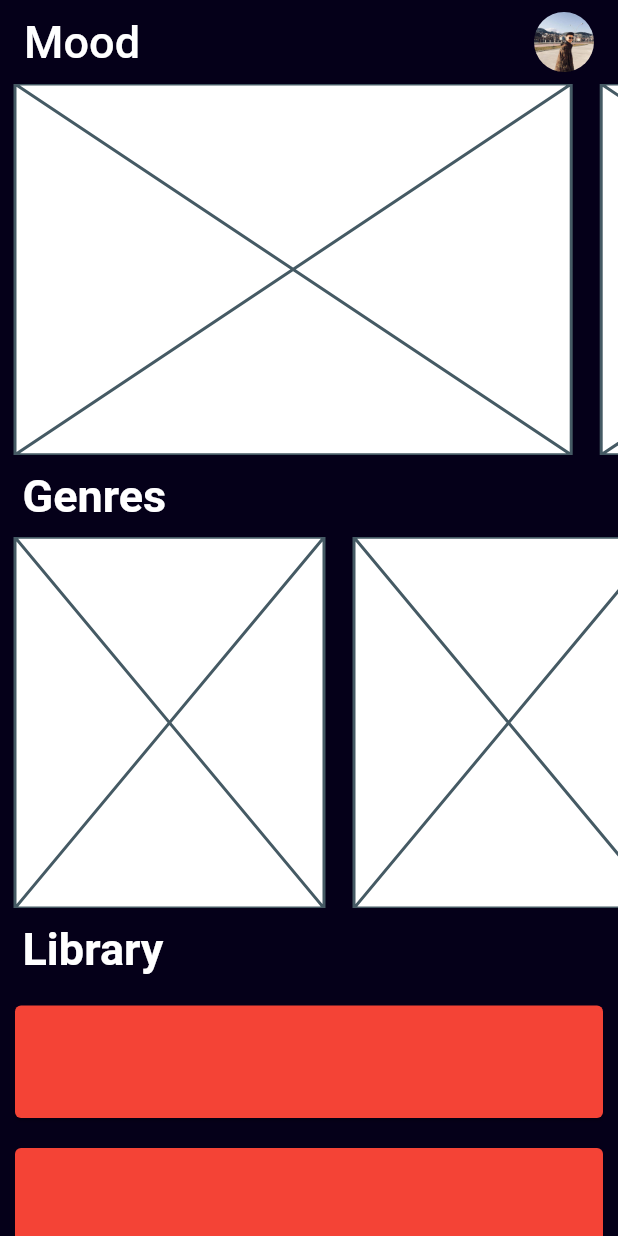
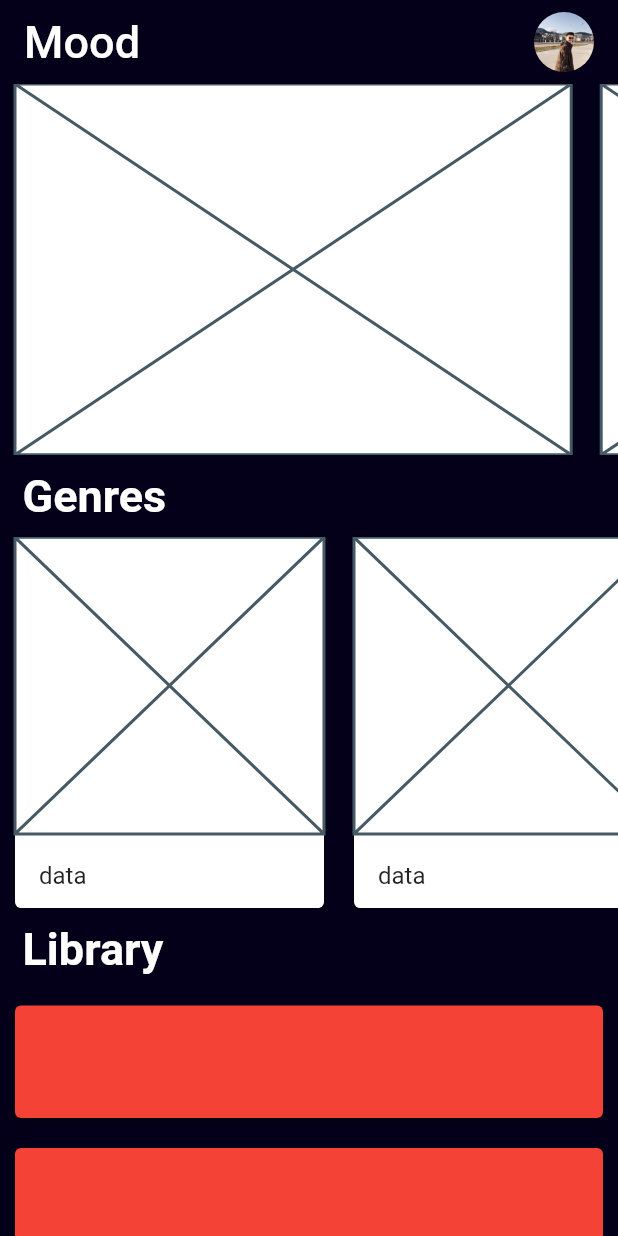
Before and after one commit to emreavarisli/Music-App, a Flutter app: the screen it shows after launch, on a phone screen of 412 x 824 dp. Run offline on Flutter 3.47's test engine with Material 2 defaults, Android fonts, the light colour scheme and no system bars.

Commit message:
Card update

```diff
--- a/lib/homePage.dart
+++ b/lib/homePage.dart
@@ -28,15 +28,12 @@ class _HomePageState extends State<HomePage> {
   Flexible thirdCardDesign() {
     return Flexible(
       child: ListView.builder(
-            itemBuilder: (context, index) => Dismissible(
-              key: Key(index.toString()),
-              child: const Card(
+        itemBuilder: (context, index) => const Card(
             color: Colors.red,
             //elevation: 0,
             margin: EdgeInsets.symmetric(horizontal: 10, vertical: 10),
             child: SizedBox(
               height: 75,
-                ),
             ),
           ),
       ),
@@ -85,9 +82,14 @@ class _HomePageState extends State<HomePage> {
                 child: Column(
                   children: const [
                     Flexible(
+                      flex: 8,
                       child: Placeholder(
                           /*child: Image.asset('assets/images/madrigal2.jpeg')*/),
-                    )
+                    ),
+                    Flexible(
+                      flex: 2,
+                      child: ListTile(title: Text('data'),),
+                    ),
                   ],
                 ),
               ),
```
Lines whose indentation alone changed are shown as unchanged.
